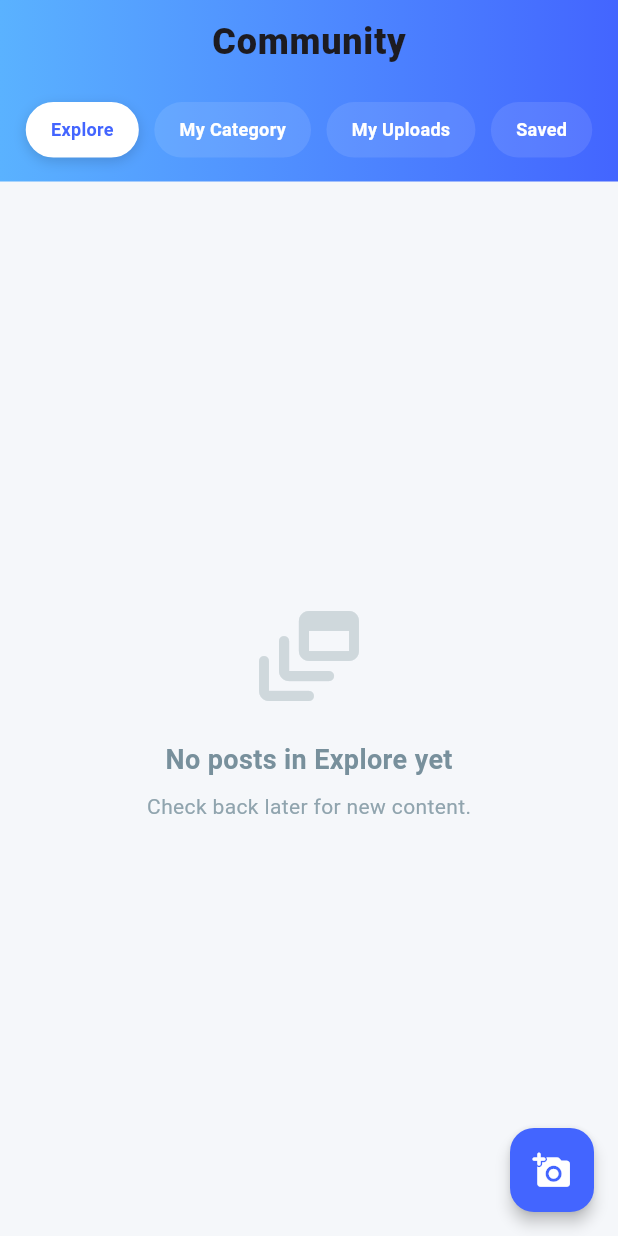
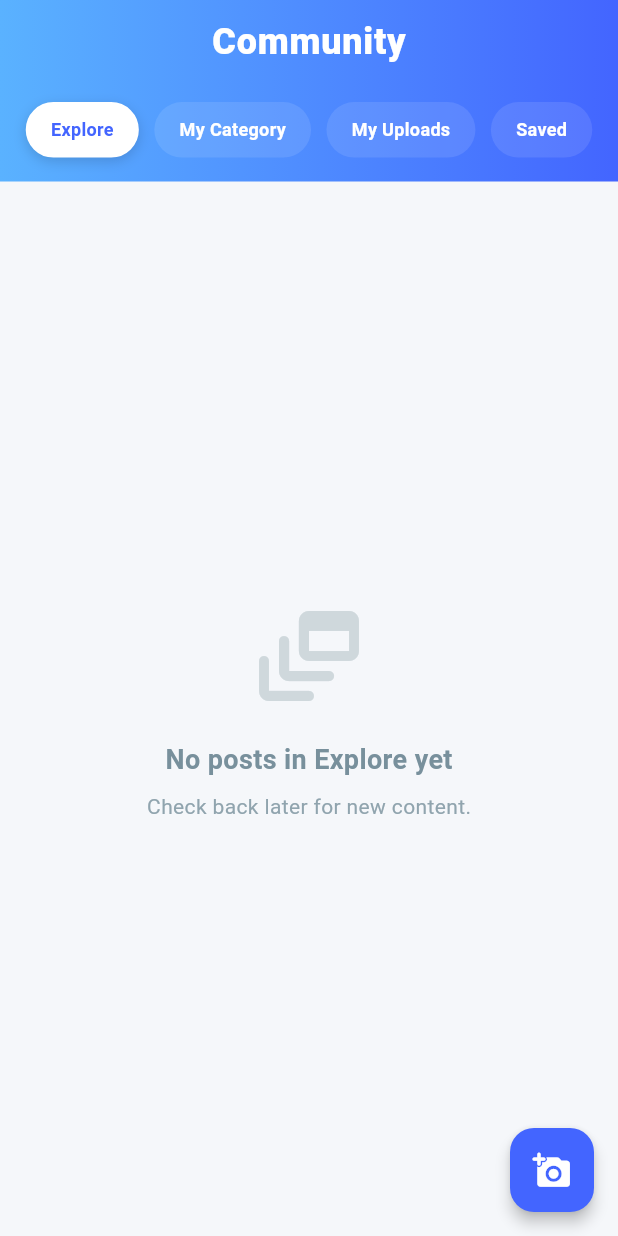
Before and after one commit to ItsKalfox/skillfox, a Flutter app: the CommunityFeedScreen screen opened directly, on a phone screen of 412 x 824 dp. Run offline on Flutter 3.47's test engine with Material 3 defaults, Android fonts, the phone set to English and light mode, and no system bars; our stand-ins replace cached_network_image, cloud_firestore, firebase_core, firebase_storage, flutter_image_compress, image_picker and 1 more; missing offline and left inert: video_compress; accounts and stored records are empty.

Commit message:
style: updated appbar back arrow color to white

```diff
--- /dev/null
+++ b/devtools_options.yaml
@@ -0,0 +1,3 @@
+description: This file stores settings for Dart & Flutter DevTools.
+documentation: https://docs.flutter.dev/tools/devtools/extensions#configure-extension-enablement-states
+extensions:
--- a/lib/pages/community_feed_screen.dart
+++ b/lib/pages/community_feed_screen.dart
@@ -64,7 +64,10 @@
     return Scaffold(
       backgroundColor: const Color(0xFFF5F7FA),
       appBar: AppBar(
-        title: const Text('Community', style: TextStyle(fontWeight: FontWeight.w800, fontSize: 24, letterSpacing: 0.5)),
+        iconTheme: const IconThemeData(
+          color: Colors.white,
+        ),
+        title: const Text('Community', style: TextStyle(color: Colors.white,fontWeight: FontWeight.w800, fontSize: 24, letterSpacing: 0.5)),
         centerTitle: true,
         backgroundColor: Colors.transparent,
         elevation: 0,
```
Also changed, not shown: lib/main.dart (+2 -58 lines), pubspec.lock.
